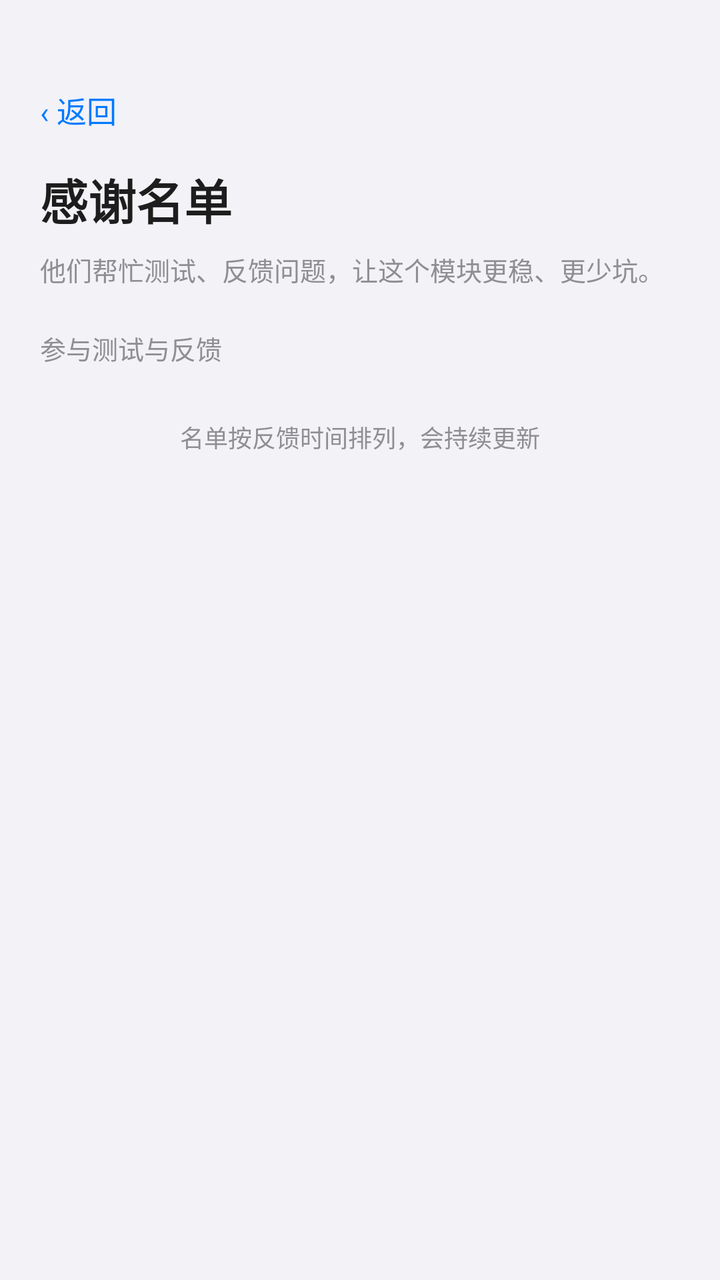
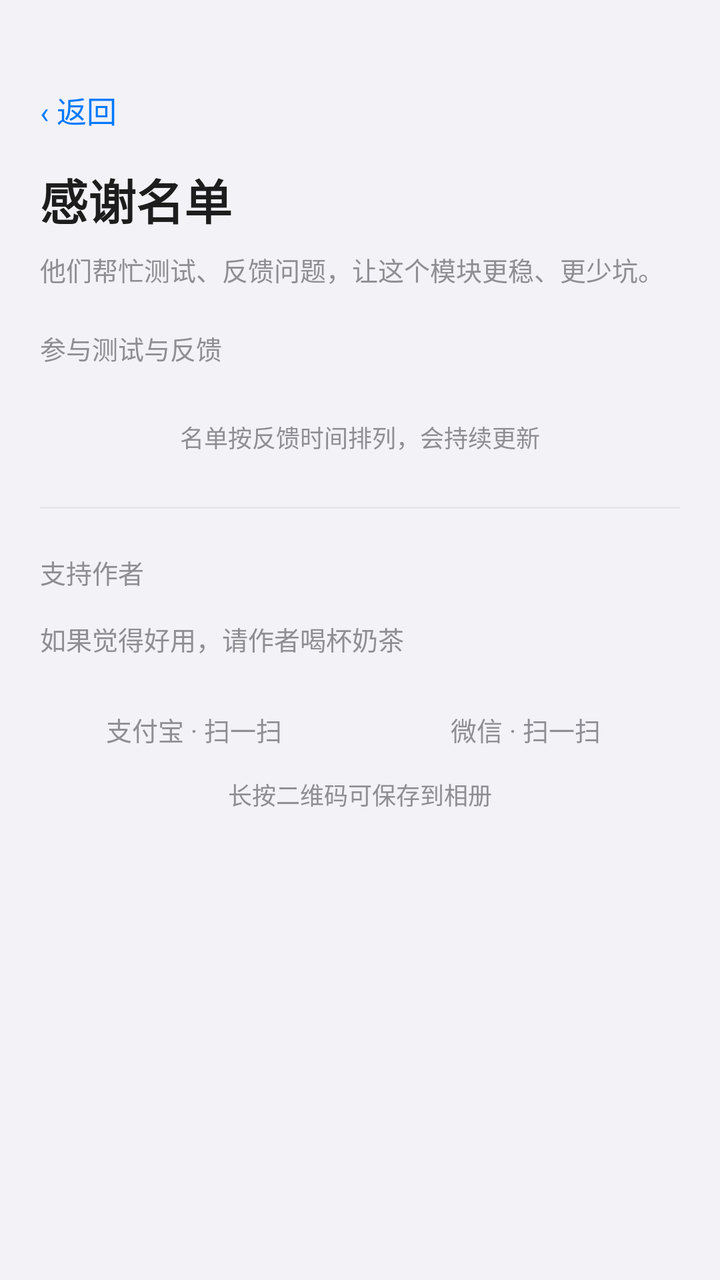

An Android layout rendered at two revisions. The XML below is the earlier revision; the diff shows what the commit changed to produce the second picture.
<!-- AndroidManifest.xml: application theme Theme.Safewalk -->
<!-- res/layout/activity_thanks.xml -->
<?xml version="1.0" encoding="utf-8"?>
<ScrollView xmlns:android="http://schemas.android.com/apk/res/android"
    android:layout_width="match_parent"
    android:layout_height="match_parent"
    android:background="@color/bg"
    android:fillViewport="true"
    android:fitsSystemWindows="true"
    android:paddingTop="40dp">

    <LinearLayout
        android:layout_width="match_parent"
        android:layout_height="wrap_content"
        android:orientation="vertical"
        android:paddingStart="20dp"
        android:paddingEnd="20dp"
        android:paddingBottom="40dp">

        <TextView
            android:id="@+id/btn_back"
            style="@style/BackLink"
            android:text="‹ 返回" />

        <TextView
            style="@style/PageTitle"
            android:layout_marginTop="12dp"
            android:text="感谢名单" />

        <TextView
            android:layout_width="match_parent"
            android:layout_height="wrap_content"
            android:layout_marginTop="8dp"
            android:lineSpacingExtra="4dp"
            android:text="他们帮忙测试、反馈问题，让这个模块更稳、更少坑。"
            android:textColor="@color/text_hint"
            android:textSize="13sp" />

        <TextView
            style="@style/SectionLabel"
            android:text="参与测试与反馈" />

        <LinearLayout
            android:id="@+id/container_thanks"
            style="@style/CardStyle"
            android:layout_marginTop="0dp" />

        <TextView
            android:layout_width="match_parent"
            android:layout_height="wrap_content"
            android:layout_marginTop="18dp"
            android:gravity="center"
            android:text="名单按反馈时间排列，会持续更新"
            android:textColor="@color/text_hint"
            android:textSize="12sp" />

    </LinearLayout>

</ScrollView>
<!-- resources referenced by this layout -->
<resources>
  <color name="bg">#F2F2F7</color>
  <color name="text_hint">#8E8E93</color>
  <style name="BackLink">
          <item name="android:layout_width">wrap_content</item>
          <item name="android:layout_height">wrap_content</item>
          <item name="android:background">?android:attr/selectableItemBackground</item>
          <item name="android:paddingTop">4dp</item>
          <item name="android:paddingBottom">4dp</item>
          <item name="android:paddingRight">12dp</item>
          <item name="android:textColor">@color/primary</item>
          <item name="android:textSize">15sp</item>
      </style>
  <style name="CardStyle">
          <item name="android:layout_width">match_parent</item>
          <item name="android:layout_height">wrap_content</item>
          <item name="android:layout_marginTop">16dp</item>
          <item name="android:orientation">vertical</item>
          <item name="android:background">@color/card_bg</item>
      </style>
  <style name="PageTitle">
          <item name="android:layout_width">wrap_content</item>
          <item name="android:layout_height">wrap_content</item>
          <item name="android:textColor">@color/text_primary</item>
          <item name="android:textSize">24sp</item>
          <item name="android:textStyle">bold</item>
      </style>
  <style name="SectionLabel">
          <item name="android:layout_width">match_parent</item>
          <item name="android:layout_height">wrap_content</item>
          <item name="android:layout_marginTop">20dp</item>
          <item name="android:layout_marginBottom">8dp</item>
          <item name="android:textColor">@color/text_hint</item>
          <item name="android:textSize">13sp</item>
      </style>
  <style name="Theme.Safewalk" parent="Theme.MaterialComponents.DayNight.NoActionBar">
          <item name="android:windowBackground">@color/bg</item>
          <item name="android:statusBarColor">@android:color/transparent</item>
          
          <item name="android:windowLightStatusBar">@bool/light_statusbar</item>
          <item name="android:navigationBarColor">@color/bg</item>
          <item name="android:windowLightNavigationBar">@bool/light_statusbar</item>
  
          
          <item name="android:forceDarkAllowed">false</item>
  
          
          <item name="colorPrimary">@color/primary</item>
          <item name="colorAccent">@color/primary</item>
          <item name="colorControlActivated">@color/primary</item>
          <item name="colorControlNormal">@color/text_hint</item>
  
          <item name="android:colorBackground">@color/bg</item>
          <item name="android:textColorPrimary">@color/text_primary</item>
          <item name="android:textColorSecondary">@color/text_hint</item>
          <item name="android:textColorHint">@color/text_hint</item>
      </style>
  <color name="primary">#007AFF</color>
  <color name="card_bg">#FFFFFF</color>
  <color name="text_primary">#1D1D1D</color>
</resources>

<!-- the commit's change to res/layout/activity_thanks.xml (unified diff, before → after) -->
@@ -52,6 +52,93 @@
             android:textColor="@color/text_hint"
             android:textSize="12sp" />
 
+        
+        <View
+            android:layout_width="match_parent"
+            android:layout_height="1dp"
+            android:layout_marginTop="26dp"
+            android:background="@color/divider" />
+
+        <TextView
+            style="@style/SectionLabel"
+            android:layout_marginTop="22dp"
+            android:text="支持作者" />
+
+        <TextView
+            android:layout_width="match_parent"
+            android:layout_height="wrap_content"
+            android:layout_marginTop="6dp"
+            android:text="如果觉得好用，请作者喝杯奶茶"
+            android:textColor="@color/text_hint"
+            android:textSize="13sp" />
+
+        <LinearLayout
+            android:layout_width="match_parent"
+            android:layout_height="wrap_content"
+            android:layout_marginTop="18dp"
+            android:baselineAligned="false"
+            android:orientation="horizontal">
+
+            <LinearLayout
+                android:layout_width="0dp"
+                android:layout_height="wrap_content"
+                android:layout_weight="1"
+                android:gravity="center_horizontal"
+                android:orientation="vertical">
+
+                <ImageView
+                    android:id="@+id/iv_qr_alipay"
+                    android:layout_width="match_parent"
+                    android:layout_height="wrap_content"
+                    android:adjustViewBounds="true"
+                    android:contentDescription="支付宝捐赠二维码"
+                    android:scaleType="fitCenter" />
+
+                <TextView
+                    android:layout_width="wrap_content"
+                    android:layout_height="wrap_content"
+                    android:layout_marginTop="8dp"
+                    android:text="支付宝 · 扫一扫"
+                    android:textColor="@color/text_hint"
+                    android:textSize="13sp" />
+            </LinearLayout>
+
+            <LinearLayout
+                android:layout_width="0dp"
+                android:layout_height="wrap_content"
+                android:layout_marginStart="12dp"
+                android:layout_weight="1"
+                android:gravity="center_horizontal"
+                android:orientation="vertical">
+
+                <ImageView
+                    android:id="@+id/iv_qr_wechat"
+                    android:layout_width="match_parent"
+                    android:layout_height="wrap_content"
+                    android:adjustViewBounds="true"
+                    android:contentDescription="微信捐赠二维码"
+                    android:scaleType="fitCenter" />
+
+                <TextView
+                    android:layout_width="wrap_content"
+                    android:layout_height="wrap_content"
+                    android:layout_marginTop="8dp"
+                    android:text="微信 · 扫一扫"
+                    android:textColor="@color/text_hint"
+                    android:textSize="13sp" />
+            </LinearLayout>
+        </LinearLayout>
+
+        <TextView
+            android:layout_width="wrap_content"
+            android:layout_height="wrap_content"
+            android:layout_gravity="center_horizontal"
+            android:layout_marginTop="14dp"
+            android:gravity="center"
+            android:text="长按二维码可保存到相册"
+            android:textColor="@color/text_hint"
+            android:textSize="12sp" />
+
     </LinearLayout>
 
 </ScrollView>
<!-- resource entries referenced after the edit -->
@@ -1,6 +1,7 @@
 <!-- resources referenced by this layout -->
 <resources>
   <color name="bg">#F2F2F7</color>
+  <color name="divider">#E5E5EA</color>
   <color name="text_hint">#8E8E93</color>
   <style name="BackLink">
           <item name="android:layout_width">wrap_content</item>
